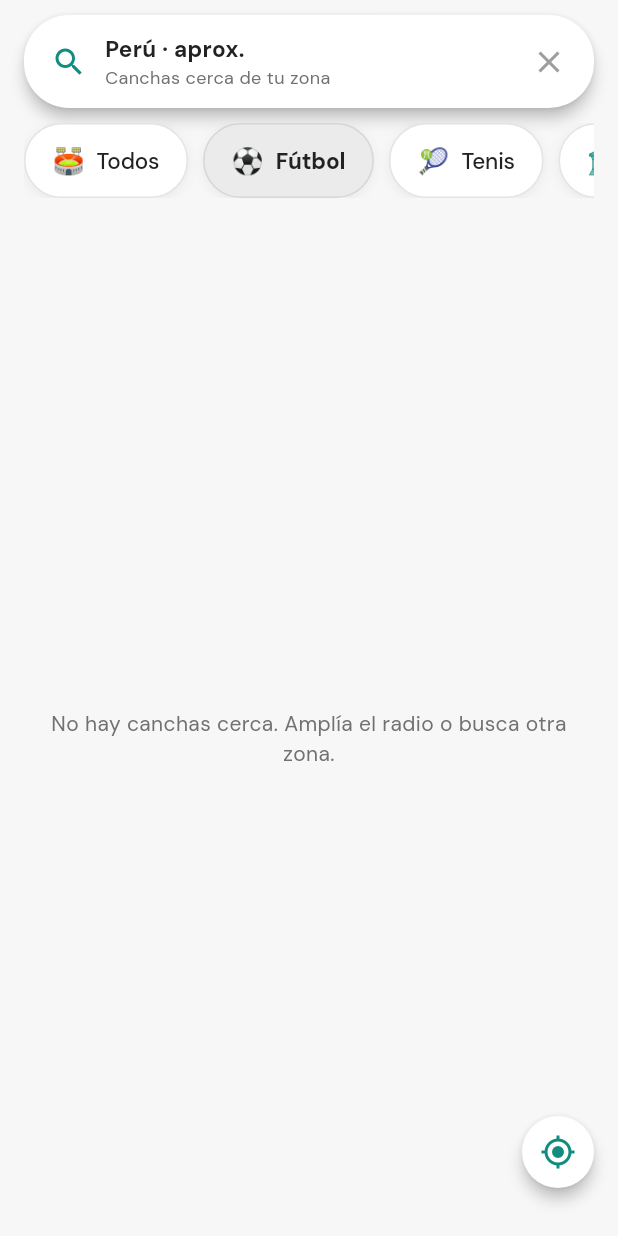
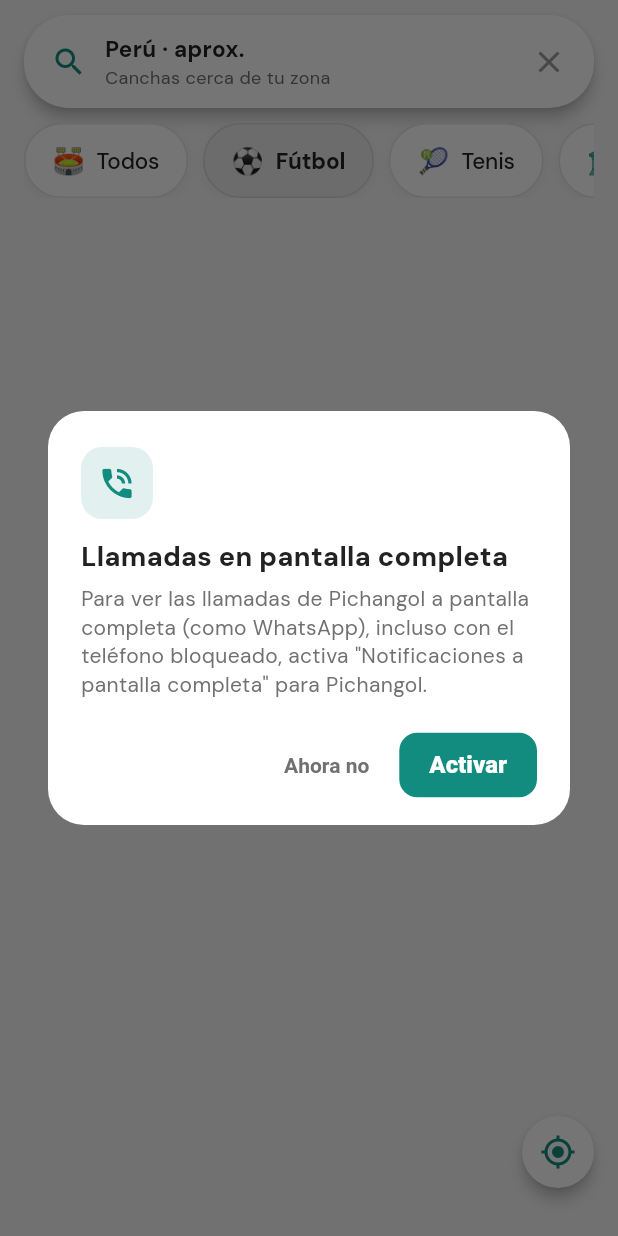
Before and after one commit to dcalagua/canchas-app-lima, a Flutter app: the ExplorarHomeScreen screen opened directly, on a phone screen of 412 x 824 dp. Run offline on Flutter 3.47's test engine with Material 3 defaults, Android fonts, the phone set to English and light mode, and no system bars; our stand-ins replace audioplayers, cached_network_image, firebase_core, firebase_messaging, font_awesome_flutter, geocoding and 13 more; missing offline and left inert: flutter_callkit_incoming, flutter_webrtc, google_mlkit_text_recognition, record; accounts and stored records are empty; statements that could not run were skipped.

Commit message:
Llamadas: pedir permiso de pantalla completa (Android 14+)
En Android 14+ la llamada entrante NO aparece a pantalla completa (como
WhatsApp) hasta conceder un permiso especial (USE_FULL_SCREEN_INTENT ya
no se otorga solo). Ahora, al entrar a Explorar, pedimos ese permiso UNA
vez con un diálogo Pichangol:

- LlamadaService.pedirPermisoPantallaCompleta: si
  canUseFullScreenIntent() es false, muestra el diálogo y llama a
  requestFullIntentPermission() (abre los ajustes del permiso).
- Se dispara desde explorar_home_screen (todo usuario lo concede pronto,
  incluido quien RECIBE la llamada).
- Guardado por SharedPreferences: solo se pregunta una vez.

Co-Authored-By: Claude Opus 4.8 (1M context) <noreply@anthropic.com>
Claude-Session: https://claude.ai/code/session_017fg7ijXuZRX6jvFjZELf83

```diff
--- a/lib/screens/explorar_home_screen.dart
+++ b/lib/screens/explorar_home_screen.dart
@@ -11,6 +11,7 @@ import '../brand.dart';
 import '../state/app_state.dart';
 import '../theme.dart';
 import '../config/pais.dart';
+import '../services/llamada_service.dart';
 import '../services/location_service.dart';
 import '../services/pagos_service.dart';
 import '../utils/geo.dart';
@@ -138,6 +139,11 @@ class _ExplorarHomeScreenState extends State<ExplorarHomeScreen> {
     appState.addListener(_onStateChange);
     appState.cargarDestacados(); // refresca qué dueños van destacados (saldo>0)
     _autoUbicar(); // autodetecta la ubicación al abrir
+    // Android 14+: pide (una vez) el permiso para que las llamadas entrantes
+    // salgan a pantalla completa, como WhatsApp.
+    WidgetsBinding.instance.addPostFrameCallback((_) {
+      if (mounted) LlamadaService.pedirPermisoPantallaCompleta(context);
+    });
   }
 
   void _onStateChange() {
--- a/lib/services/llamada_service.dart
+++ b/lib/services/llamada_service.dart
@@ -1,11 +1,12 @@
 import 'dart:convert';
 
-import 'package:flutter/widgets.dart';
+import 'package:flutter/material.dart';
 import 'package:flutter_callkit_incoming/entities/entities.dart';
 import 'package:flutter_callkit_incoming/flutter_callkit_incoming.dart';
 import 'package:shared_preferences/shared_preferences.dart';
 import 'package:url_launcher/url_launcher.dart';
 
+import '../widgets/dialogo_pichangol.dart';
 import 'llamada_webrtc.dart';
 
 /// Llamadas de Pichangol. La 1-a-1 va camino a WebRTC propio (UI tipo WhatsApp);
@@ -274,4 +275,35 @@ class LlamadaService {
   /// guardada en disco.
   static Future<void> revisarLlamadaAlArrancar() =>
       _intentarContestar(exigirLlamadaActiva: true);
+
+  // ── Permiso de pantalla completa (Android 14+) ─────────────────────────────
+  static const _kPidioFullScreen = 'perm_full_screen_llamada';
+
+  /// En **Android 14+** la llamada entrante NO se muestra a pantalla completa
+  /// (como WhatsApp) hasta que el usuario concede un permiso especial. Lo
+  /// pedimos UNA sola vez, con un diálogo Pichangol, al entrar a la app. En
+  /// Android < 14 / iOS `canUseFullScreenIntent` devuelve true y no molestamos.
+  static Future<void> pedirPermisoPantallaCompleta(BuildContext context) async {
+    try {
+      final puede = await FlutterCallkitIncoming.canUseFullScreenIntent();
+      if (puede) return;
+      final p = await SharedPreferences.getInstance();
+      if (p.getBool(_kPidioFullScreen) == true) return;
+      await p.setBool(_kPidioFullScreen, true);
+      if (!context.mounted) return;
+      final ok = await confirmarPichangol(
+        context,
+        titulo: 'Llamadas en pantalla completa',
+        mensaje: 'Para ver las llamadas de Pichangol a pantalla completa (como '
+            'WhatsApp), incluso con el teléfono bloqueado, activa '
+            '"Notificaciones a pantalla completa" para Pichangol.',
+        textoConfirmar: 'Activar',
+        textoCancelar: 'Ahora no',
+        icono: Icons.phone_in_talk,
+      );
+      if (ok) {
+        await FlutterCallkitIncoming.requestFullIntentPermission();
+      }
+    } catch (_) {}
+  }
 }
```
